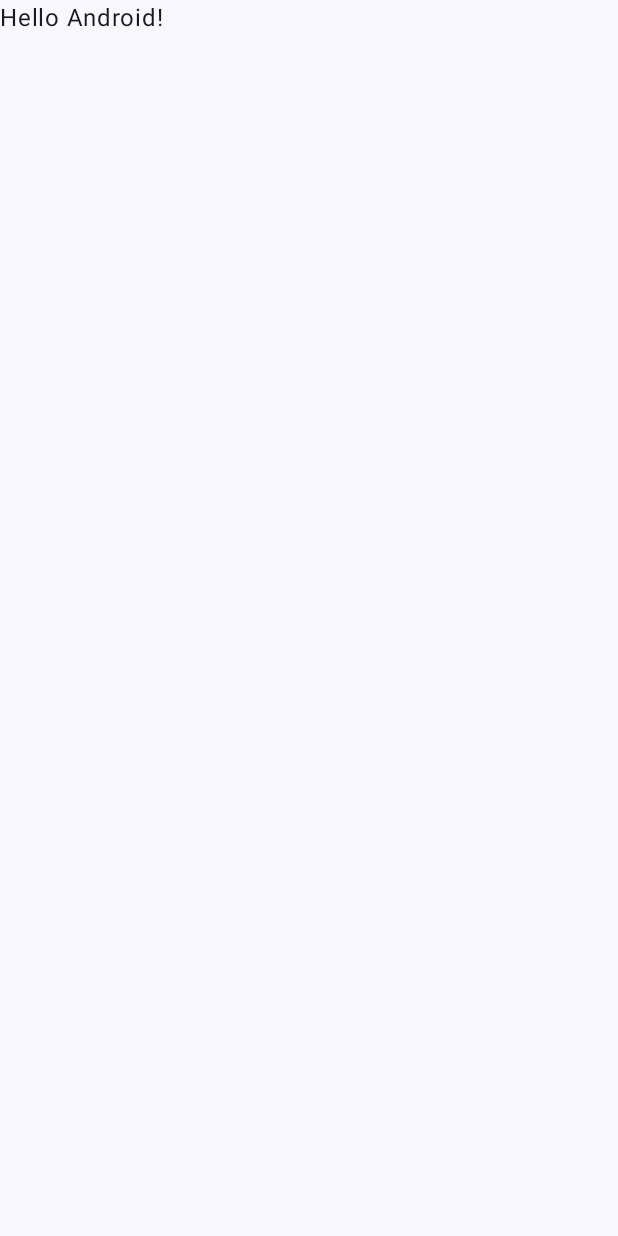
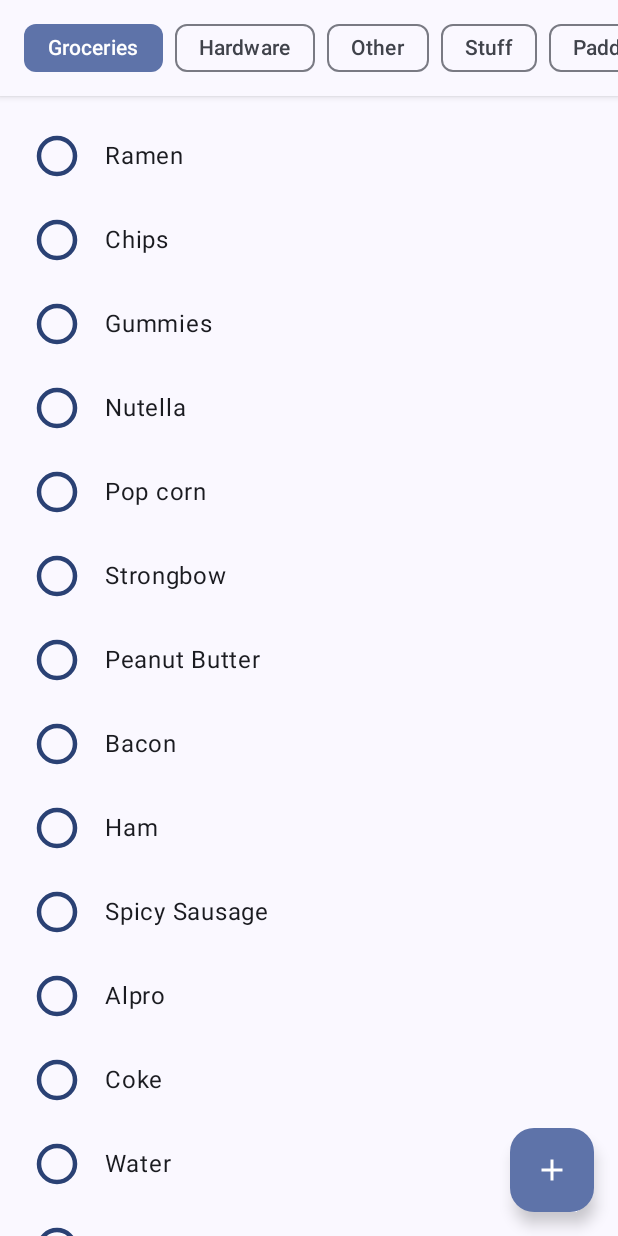
Before and after one commit to SparkyTD/tinylist, an Android app built with Jetpack Compose: the screen it shows after launch (MainActivity), on a phone screen of 412 x 824 dp. Before the commit the screen is almost empty. Run offline under Robolectric (Android 15) with nearby library versions, the phone set to English and light mode, and no system bars; our stand-ins replace Room's generated code.

Commit message:
Minimal working proof of concept

```diff
--- a/app/build.gradle.kts
+++ b/app/build.gradle.kts
@@ -49,6 +49,10 @@
     implementation(libs.androidx.ui.graphics)
     implementation(libs.androidx.ui.tooling.preview)
     implementation(libs.androidx.material3)
+    implementation(libs.androidx.lifecycle.viewmodel.compose)
+    implementation(libs.androidx.datastore)
+    implementation(libs.androidx.room.ktx)
+
     testImplementation(libs.junit)
     androidTestImplementation(libs.androidx.junit)
     androidTestImplementation(libs.androidx.espresso.core)
@@ -56,4 +60,5 @@
     androidTestImplementation(libs.androidx.ui.test.junit4)
     debugImplementation(libs.androidx.ui.tooling)
     debugImplementation(libs.androidx.ui.test.manifest)
+    annotationProcessor(libs.androidx.room.compiler)
 }
--- a/app/src/main/java/com/firestormsw/tinylist/MainActivity.kt
+++ b/app/src/main/java/com/firestormsw/tinylist/MainActivity.kt
@@ -4,14 +4,25 @@
 import androidx.activity.ComponentActivity
 import androidx.activity.compose.setContent
 import androidx.activity.enableEdgeToEdge
+import androidx.compose.foundation.layout.Column
 import androidx.compose.foundation.layout.fillMaxSize
 import androidx.compose.foundation.layout.padding
+import androidx.compose.foundation.layout.statusBarsPadding
+import androidx.compose.material.icons.Icons
+import androidx.compose.material.icons.filled.Add
+import androidx.compose.material3.FloatingActionButton
+import androidx.compose.material3.Icon
 import androidx.compose.material3.Scaffold
-import androidx.compose.material3.Text
-import androidx.compose.runtime.Composable
+import androidx.compose.material3.Surface
+import androidx.compose.runtime.collectAsState
+import androidx.compose.runtime.getValue
 import androidx.compose.ui.Modifier
-import androidx.compose.ui.tooling.preview.Preview
+import androidx.compose.ui.unit.dp
+import androidx.lifecycle.viewmodel.compose.viewModel
+import com.firestormsw.tinylist.ui.components.ListSelector
+import com.firestormsw.tinylist.ui.components.ShoppingItems
 import com.firestormsw.tinylist.ui.theme.TinyListTheme
+import com.firestormsw.tinylist.ui.viewmodel.ShoppingListViewModel
 
 class MainActivity : ComponentActivity() {
     override fun onCreate(savedInstanceState: Bundle?) {
@@ -19,29 +30,55 @@
         enableEdgeToEdge()
         setContent {
             TinyListTheme {
-                Scaffold(modifier = Modifier.fillMaxSize()) { innerPadding ->
-                    Greeting(
-                        name = "Android",
-                        modifier = Modifier.padding(innerPadding)
-                    )
+                val viewModel: ShoppingListViewModel = viewModel()
+                val state by viewModel.uiState.collectAsState()
+
+                val selectedList = state.lists.find { it.id == state.selectedListId }
+
+                Scaffold(
+                    modifier = Modifier.fillMaxSize(),
+                    topBar = {
+                        Surface(shadowElevation = 3.dp) {
+                            Column(
+                                modifier = Modifier.statusBarsPadding()
+                            ) {
+                                ListSelector(
+                                    lists = state.lists,
+                                    selectedListId = state.selectedListId,
+                                    onListSelected = viewModel::selectList,
+                                    modifier = Modifier.padding(vertical = 8.dp)
+                                )
+                            }
+                        }
+                    },
+                    floatingActionButton = {
+                        FloatingActionButton(
+                            onClick = { /* TODO: Add new item */ }
+                        ) {
+                            Icon(Icons.Default.Add, contentDescription = "Add item")
+                        }
+                    }
+                ) { innerPadding ->
+                    selectedList?.let { list ->
+                        Column(
+                            modifier = Modifier
+                                .padding(innerPadding)
+                                .fillMaxSize()
+                        ) {
+                            ShoppingItems(
+                                items = list.items,
+                                onItemClick = { itemId ->
+                                    viewModel.toggleItem(list.id, itemId)
+                                },
+                                onUncheckAllClick = {
+                                    viewModel.uncheckAllItems(list.id)
+                                },
+                                modifier = Modifier.fillMaxSize(),
+                            )
+                        }
+                    }
                 }
             }
         }
     }
 }
-
-@Composable
-fun Greeting(name: String, modifier: Modifier = Modifier) {
-    Text(
-        text = "Hello $name!",
-        modifier = modifier
-    )
-}
-
-@Preview(showBackground = true)
-@Composable
-fun GreetingPreview() {
-    TinyListTheme {
-        Greeting("Android")
-    }
-}
--- /dev/null
+++ b/app/src/main/java/com/firestormsw/tinylist/data/Model.kt
@@ -0,0 +1,19 @@
+package com.firestormsw.tinylist.data
+
+import androidx.room.ColumnInfo
+import androidx.room.Entity
+import androidx.room.PrimaryKey
+import java.util.UUID
+
+data class ShoppingList(
+    val id: String = UUID.randomUUID().toString(),
+    val name: String,
+    val items: List<ShoppingItem> = emptyList()
+)
+
+data class ShoppingItem(
+    val id: String = UUID.randomUUID().toString(),
+    val text: String,
+    val isChecked: Boolean = false,
+    val isDelayedAfterChecked: Boolean = false
+)
--- /dev/null
+++ b/app/src/main/java/com/firestormsw/tinylist/ui/components/AnimatedCheckbox.kt
@@ -0,0 +1,88 @@
+package com.firestormsw.tinylist.ui.components
+
+import androidx.compose.animation.animateColorAsState
+import androidx.compose.animation.core.LinearOutSlowInEasing
+import androidx.compose.animation.core.tween
+import androidx.compose.foundation.Canvas
+import androidx.compose.foundation.clickable
+import androidx.compose.foundation.interaction.MutableInteractionSource
+import androidx.compose.foundation.layout.Box
+import androidx.compose.foundation.layout.offset
+import androidx.compose.foundation.layout.size
+import androidx.compose.material.icons.Icons
+import androidx.compose.material.icons.filled.Check
+import androidx.compose.material3.Icon
+import androidx.compose.material3.MaterialTheme
+import androidx.compose.runtime.Composable
+import androidx.compose.runtime.getValue
+import androidx.compose.runtime.remember
+import androidx.compose.ui.Alignment
+import androidx.compose.ui.Modifier
+import androidx.compose.ui.graphics.Color
+import androidx.compose.ui.graphics.drawscope.Fill
+import androidx.compose.ui.graphics.drawscope.Stroke
+import androidx.compose.ui.unit.dp
+
+@Composable
+fun AnimatedCheckbox(
+    checked: Boolean,
+    onCheckedChanged: (Boolean) -> Unit
+) {
+    val interactionSource = remember { MutableInteractionSource() }
+
+    val circleDiameter = 24.dp;
+    val endPadding = 20.dp;
+    val animation = tween<Color>(
+        durationMillis = 300,
+        delayMillis = 0,
+        easing = LinearOutSlowInEasing
+    );
+
+    val fillColor: Color by animateColorAsState(
+        animationSpec = animation,
+        targetValue = if (!checked) Color.Transparent else Color(0xFF54AB26),
+    )
+    val strokeColor: Color by animateColorAsState(
+        animationSpec = animation,
+        targetValue = if (!checked) MaterialTheme.colorScheme.primary else Color(0xFF54AB26),
+    )
+    val checkMarkColor: Color by animateColorAsState(
+        animationSpec = animation,
+        targetValue = if (!checked) Color.Transparent else Color.White
+    )
+
+    Box(
+        modifier = Modifier
+            .size(circleDiameter + endPadding, circleDiameter)
+            .clickable(
+                interactionSource = interactionSource,
+                indication = null,
+                onClick = { onCheckedChanged(!checked) },
+            ),
+        contentAlignment = Alignment.CenterStart
+    ) {
+        Canvas(modifier = Modifier.size(circleDiameter)) {
+            drawCircle(
+                color = fillColor,
+                style = Fill,
+                radius = (circleDiameter / 2).toPx()
+            )
+
+            drawCircle(
+                color = strokeColor,
+                style = Stroke(width = 3.dp.toPx()),
+                radius = (circleDiameter / 2).toPx()
+            )
+        }
+
+        Icon(
+            imageVector = Icons.Default.Check,
+            contentDescription = if (checked) "Checked" else "Unchecked",
+            tint = checkMarkColor,
+            modifier = Modifier
+                .size(16.dp)
+                .align(Alignment.CenterStart)
+                .offset(circleDiameter.div(6))
+        )
+    }
+}
--- /dev/null
+++ b/app/src/main/java/com/firestormsw/tinylist/ui/components/ListSelector.kt
@@ -0,0 +1,58 @@
+package com.firestormsw.tinylist.ui.components
+
+import androidx.compose.animation.animateColorAsState
+import androidx.compose.foundation.layout.Arrangement
+import androidx.compose.foundation.layout.PaddingValues
+import androidx.compose.foundation.lazy.LazyRow
+import androidx.compose.foundation.lazy.items
+import androidx.compose.material3.FilterChip
+import androidx.compose.material3.FilterChipDefaults
+import androidx.compose.material3.MaterialTheme
+import androidx.compose.material3.Text
+import androidx.compose.runtime.Composable
+import androidx.compose.runtime.getValue
+import androidx.compose.ui.Modifier
+import androidx.compose.ui.unit.dp
+import com.firestormsw.tinylist.data.ShoppingList
+
+@Composable
+fun ListSelector(
+    lists: List<ShoppingList>,
+    selectedListId: String,
+    onListSelected: (String) -> Unit,
+    modifier: Modifier = Modifier
+) {
+    LazyRow(
+        modifier = modifier,
+        horizontalArrangement = Arrangement.spacedBy(8.dp),
+        contentPadding = PaddingValues(horizontal = 16.dp)
+    ) {
+        items(lists) { list ->
+            val selected = list.id == selectedListId
+            val backgroundColor by animateColorAsState(
+                if (selected) MaterialTheme.colorScheme.primaryContainer
+                else MaterialTheme.colorScheme.surface,
+                label = "backgroundColor"
+            )
+
+            FilterChip(
+                selected = selected,
+                onClick = { onListSelected(list.id) },
+                label = { Text(list.name) },
+                colors = FilterChipDefaults.filterChipColors(
+                    selectedContainerColor = backgroundColor
+                )
+            )
+        }
+        item {
+            FilterChip(
+                selected = true,
+                onClick = { /* todo */ },
+                label = { Text("+ Add") },
+                colors = FilterChipDefaults.filterChipColors(
+                    selectedContainerColor = MaterialTheme.colorScheme.primaryContainer
+                )
+            )
+        }
+    }
+}
--- /dev/null
+++ b/app/src/main/java/com/firestormsw/tinylist/ui/components/ShoppingItemRow.kt
@@ -0,0 +1,51 @@
+package com.firestormsw.tinylist.ui.components
+
+import androidx.compose.foundation.Canvas
+import androidx.compose.foundation.background
+import androidx.compose.foundation.layout.Box
+import androidx.compose.foundation.layout.Row
+import androidx.compose.foundation.layout.Spacer
+import androidx.compose.foundation.layout.fillMaxSize
+import androidx.compose.foundation.layout.fillMaxWidth
+import androidx.compose.foundation.layout.height
+import androidx.compose.foundation.layout.width
+import androidx.compose.material3.MaterialTheme
+import androidx.compose.material3.Text
+import androidx.compose.runtime.Composable
+import androidx.compose.ui.Alignment
+import androidx.compose.ui.Modifier
+import androidx.compose.ui.graphics.Color
+import androidx.compose.ui.text.style.TextDecoration
+import androidx.compose.ui.unit.dp
+import com.firestormsw.tinylist.data.ShoppingItem
+
+@Composable
+fun ShoppingItemRow(
+    item: ShoppingItem,
+    onItemClick: (String) -> Unit,
+) {
+    Box(
+        Modifier
+            .fillMaxWidth()
+            .height(48.dp)
+    ) {
+        Canvas(Modifier.fillMaxSize()) { }
+        Row(
+            modifier = Modifier.fillMaxWidth().align(Alignment.Center),
+            verticalAlignment = Alignment.CenterVertically,
+        ) {
+            Spacer(Modifier.width(10.dp))
+            AnimatedCheckbox(item.isChecked) { onItemClick(item.id) }
+            Text(
+                text = item.text,
+                style = MaterialTheme.typography.bodyLarge,
+                color = if (item.isChecked)
+                    MaterialTheme.colorScheme.outline
+                else MaterialTheme.colorScheme.onSurface,
+                textDecoration = if (item.isChecked)
+                    TextDecoration.LineThrough
+                else null
+            )
+        }
+    }
+}
--- /dev/null
+++ b/app/src/main/java/com/firestormsw/tinylist/ui/components/ShoppingItems.kt
@@ -0,0 +1,67 @@
+package com.firestormsw.tinylist.ui.components
+
+import androidx.compose.foundation.ExperimentalFoundationApi
+import androidx.compose.foundation.OverscrollEffect
+import androidx.compose.foundation.background
+import androidx.compose.foundation.gestures.ScrollableDefaults
+import androidx.compose.foundation.layout.Arrangement
+import androidx.compose.foundation.layout.PaddingValues
+import androidx.compose.foundation.layout.fillMaxSize
+import androidx.compose.foundation.layout.padding
+import androidx.compose.foundation.lazy.LazyColumn
+import androidx.compose.foundation.lazy.items
+import androidx.compose.material3.Button
+import androidx.compose.material3.MaterialTheme
+import androidx.compose.material3.Text
+import androidx.compose.runtime.Composable
+import androidx.compose.ui.Modifier
+import androidx.compose.ui.unit.dp
+import com.firestormsw.tinylist.data.ShoppingItem
+
+@Composable
+fun ShoppingItems(
+    items: List<ShoppingItem>,
+    onItemClick: (String) -> Unit,
+    onUncheckAllClick: () -> Unit,
+    modifier: Modifier = Modifier
+) {
+    val (checkedItems, uncheckedItems) = items.partition { item ->
+        item.isChecked && !item.isDelayedAfterChecked
+    }
+
+    LazyColumn(
+        modifier = modifier,
+        contentPadding = PaddingValues(16.dp),
+        verticalArrangement = Arrangement.spacedBy(8.dp),
+    ) {
+        items(
+            items = uncheckedItems,
+        ) { item ->
+            ShoppingItemRow(item, onItemClick)
+        }
+
+        if (checkedItems.isNotEmpty()) {
+            item(key = "completed-header") {
+                Text(
+                    "Completed",
+                    style = MaterialTheme.typography.labelLarge,
+                    color = MaterialTheme.colorScheme.outline,
+                    modifier = Modifier.padding(top = 16.dp, bottom = 8.dp)
+                )
+            }
+            items(
+                items = checkedItems,
+            ) { item ->
+                ShoppingItemRow(item, onItemClick)
+            }
+            item(key = "uncheck-all") {
+                Button(
+                    onClick = { onUncheckAllClick() },
+                    modifier = Modifier.padding(horizontal = 16.dp)
+                ) {
+                    Text("Uncheck All")
+                }
+            }
+        }
+    }
+}
--- /dev/null
+++ b/app/src/main/java/com/firestormsw/tinylist/ui/viewmodel/ShoppingListViewModel.kt
@@ -0,0 +1,175 @@
+package com.firestormsw.tinylist.ui.viewmodel
+
+import androidx.lifecycle.ViewModel
+import androidx.lifecycle.viewModelScope
+import com.firestormsw.tinylist.data.ShoppingItem
+import com.firestormsw.tinylist.data.ShoppingList
+import kotlinx.coroutines.Job
+import kotlinx.coroutines.delay
+import kotlinx.coroutines.flow.MutableStateFlow
+import kotlinx.coroutines.flow.StateFlow
+import kotlinx.coroutines.flow.update
+import kotlinx.coroutines.launch
+
+class ShoppingListViewModel : ViewModel() {
+    private val _uiState = MutableStateFlow(ShoppingListState())
+    val uiState: StateFlow<ShoppingListState> = _uiState
+
+    private var pendingMoveJob: Job? = null
+    private val pendingCheckedItems = mutableSetOf<String>()
+
+    init {
+        // Sample data
+        val sampleLists = listOf(
+            ShoppingList(
+                id = "groceries",
+                name = "Groceries",
+                items = listOf(
+                    ShoppingItem("1", "Ramen"),
+                    ShoppingItem("2", "Chips"),
+                    ShoppingItem("3", "Gummies"),
+                    ShoppingItem("4", "Nutella"),
+                    ShoppingItem("5", "Pop corn"),
+                    ShoppingItem("6", "Strongbow"),
+                    ShoppingItem("7", "Peanut Butter"),
+                    ShoppingItem("8", "Bacon"),
+                    ShoppingItem("9", "Ham"),
+                    ShoppingItem("10", "Spicy Sausage"),
+                    ShoppingItem("11", "Alpro"),
+                    ShoppingItem("12", "Coke"),
+                    ShoppingItem("13", "Water"),
+                    ShoppingItem("14", "Banana"),
+                    ShoppingItem("15", "Lemon"),
+                )
+            ),
+            ShoppingList(
+                id = "hardware",
+                name = "Hardware",
+                items = listOf(
+                    ShoppingItem("4", "Screws"),
+                    ShoppingItem("5", "Paint"),
+                    ShoppingItem("6", "Brushes")
+                )
+            ),
+            ShoppingList(
+                id = "3",
+                name = "Other"
+            ),
+            ShoppingList(
+                id = "4",
+                name = "Stuff"
+            ),
+            ShoppingList(
+                id = "5",
+                name = "Padding"
+            ),
+            ShoppingList(
+                id = "6",
+                name = "More"
+            ),
+        )
+        _uiState.value = ShoppingListState(
+            lists = sampleLists,
+            selectedListId = sampleLists.first().id
+        )
+    }
+
+    fun selectList(id: String) {
+        _uiState.update { it.copy(selectedListId = id) }
+    }
+
+    fun toggleItem(listId: String, itemId: String) {
+        viewModelScope.launch {
+            val currentItem = _uiState.value.lists
+                .find { it.id == listId }
+                ?.items
+                ?.find { it.id == itemId }
+
+            if (currentItem?.isChecked == false) {
+                pendingCheckedItems.add(itemId)
+                pendingMoveJob?.cancel()
+                pendingMoveJob = viewModelScope.launch {
+                    delay(800)
+
+                    _uiState.update { state ->
+                        val updatedLists = state.lists.map { list ->
+                            if (list.id == listId) {
+                                list.copy(
+                                    items = list.items.map { item ->
+                                        if (item.id in pendingCheckedItems) {
+                                            item.copy(isDelayedAfterChecked = false)
+                                        } else item
+                                    }
+                                )
+                            } else list
+                        }
+                        state.copy(
+                            lists = updatedLists,
+                            animatingItemIds = state.animatingItemIds - itemId
+                        )
+                    }
+                }
+
+                _uiState.update { state ->
+                    val updatedLists = state.lists.map { list ->
+                        if (list.id == listId) {
+                            list.copy(
+                                items = list.items.map { item ->
+                                    if (item.id == itemId) {
+                                        item.copy(
+                                            isChecked = true,
+                                            isDelayedAfterChecked = true
+                                        )
+                                    } else item
+                                }
+                            )
+                        } else list
+                    }
+                    state.copy(
+                        lists = updatedLists,
+                        animatingItemIds = state.animatingItemIds - itemId
+                    )
+                }
+            } else {
+                _uiState.update { state ->
+                    val updatedLists = state.lists.map { list ->
+                        if (list.id == listId) {
+                            list.copy(
+                                items = list.items.map { item ->
+                                    if (item.id == itemId) {
+                                        item.copy(isChecked = false)
+                                    } else item
+                                }
+                            )
+                        } else list
+                    }
+                    state.copy(
+                        lists = updatedLists,
+                        animatingItemIds = state.animatingItemIds - itemId
+                    )
+                }
+            }
+        }
+    }
+
+    fun uncheckAllItems(listId: String) {
+        _uiState.update { state ->
+            val updatedLists = state.lists.map { list ->
+                if (list.id == listId) {
+                    list.copy(
+                        items = list.items.map { item ->
+                            item.copy(isChecked = false)
+                        }
+                    )
+                } else list
+            }
+            state.copy(lists = updatedLists)
+        }
+    }
+}
+
+data class ShoppingListState(
+    val lists: List<ShoppingList> = emptyList(),
+    val selectedListId: String = "",
+    val animatingItemIds: Set<String> = emptySet()
+)
```
Also changed, not shown: gradle/libs.versions.toml (+9 -0 lines).
